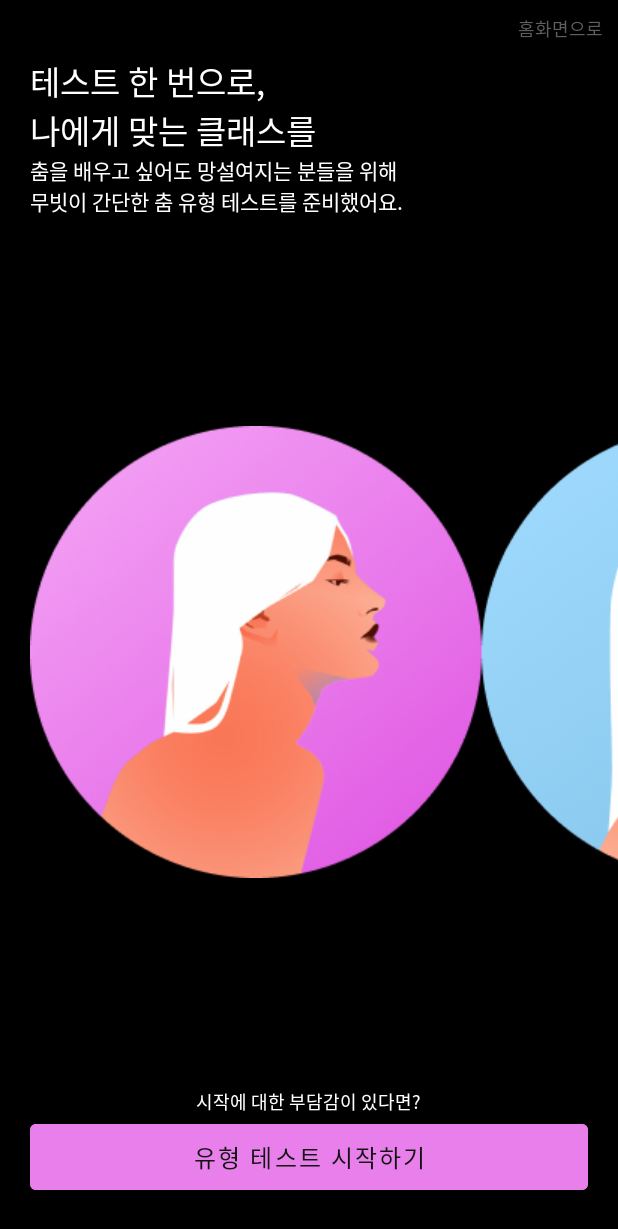
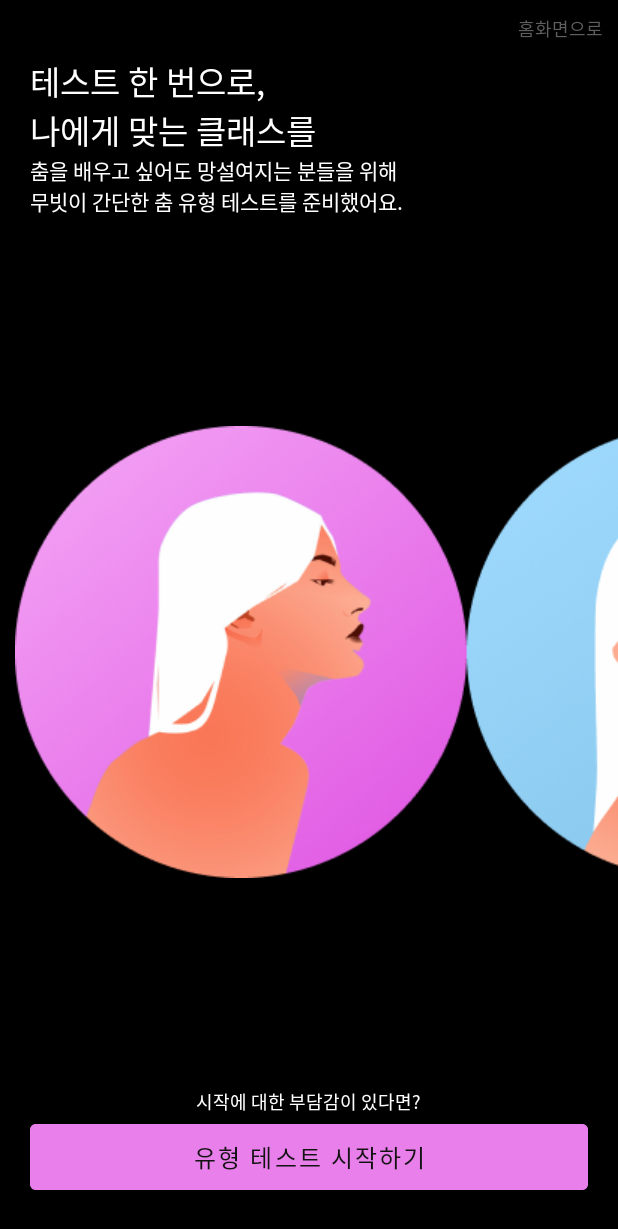
Before and after one commit to cloudgae/moovit, an Android app: the screen it shows after launch (Splash_1), on a phone screen of 412 x 824 dp. Shown: the top 1229 px of the screen. Run offline under Robolectric (Android 15) with nearby library versions, the phone set to English and light mode, and no system bars.

Commit message:
activity_splash1 마진값 수정

```diff
--- a/app/src/main/res/layout/activity_splash1.xml
+++ b/app/src/main/res/layout/activity_splash1.xml
@@ -47,14 +47,13 @@
             android:layout_height="match_parent"
             android:layout_marginTop="30dp"
             >
-
+<!--마진값 조정-->
             <ImageView
                 android:id="@+id/imageView"
-                android:layout_width="match_parent"
+                android:layout_width="wrap_content"
                 android:layout_height="wrap_content"
-                android:layout_marginLeft="20dp"
+                android:layout_marginHorizontal="10dp"
                 android:src="@drawable/splashswipeimg2"
-
                 android:layout_gravity="center_vertical"/>
 
         </HorizontalScrollView>
```
